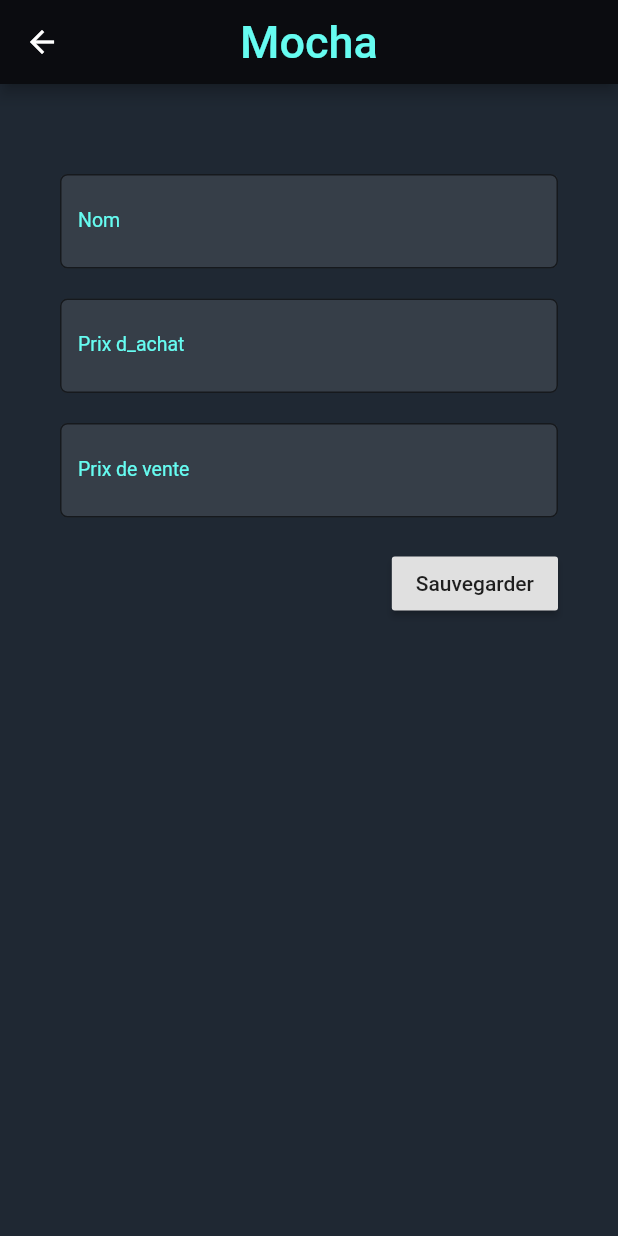
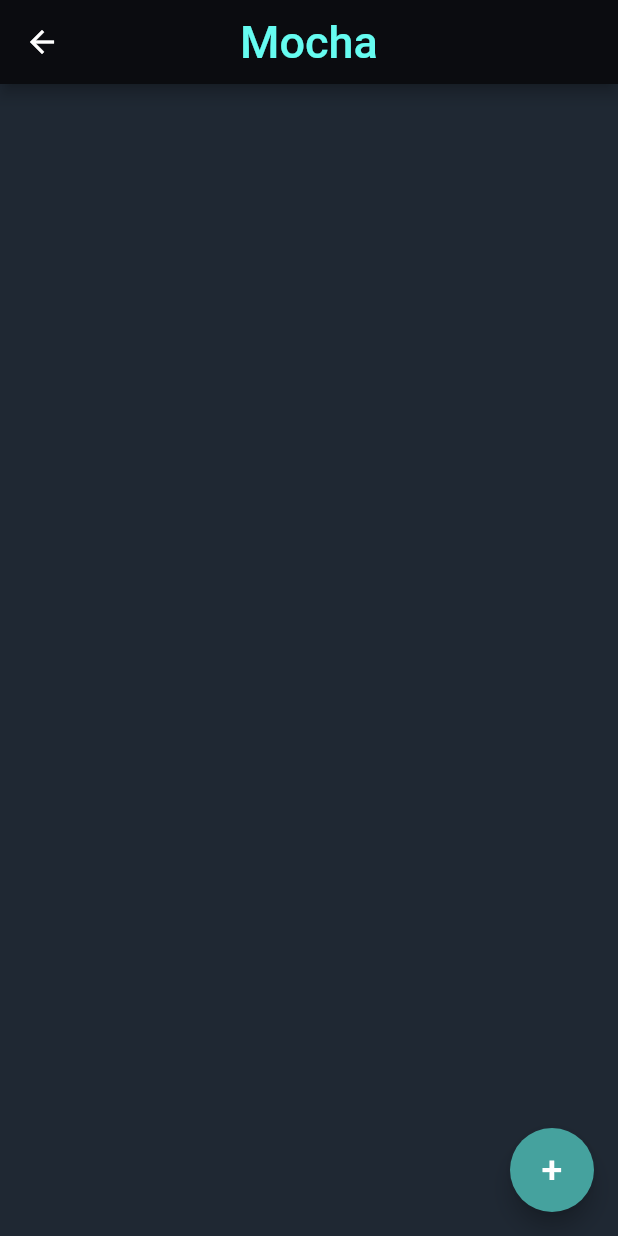
Before and after one commit to BenaliSaidi/Mocha, a Flutter app: the screen it shows after launch, after a tap on "Produits", on a phone screen of 412 x 824 dp. Run offline on Flutter 3.47's test engine with Material 2 defaults, Android fonts, the phone set to English and light mode, and no system bars; our stand-ins replace hive, hive_flutter; accounts and stored records are empty; generated files the repository leaves out were written again.

Commit message:
display the list of product

```diff
--- a/lib/addnewproduct.dart
+++ b/lib/addnewproduct.dart
@@ -126,12 +126,16 @@ class _AddProductState extends State<AddProduct> {
                   ),
                   SizedBox( height: 20),
                   RaisedButton(
+                    color: Color(0xFF66FCF1) ,
+                    padding: EdgeInsets.fromLTRB(10, 15, 10, 15),
                     onPressed: (){
                       _formKey.currentState.save();
                       final newproduct = NewProduct(_name, int.parse(_sellingPrice) , int.parse(_buyingPrice));
                       addNewProduct(newproduct);
+                      _formKey.currentState.reset();
                     },
-                    child: Text('Sauvegarder'),
+                    child: Text('Sauvegarder' ,
+                        style: TextStyle(fontSize: 20  )),
                   )
 
                 ],
--- /dev/null
+++ b/lib/displayProductList.dart
@@ -0,0 +1,64 @@
+import 'package:flutter/material.dart';
+import 'package:hive/hive.dart';
+import 'package:hive_flutter/hive_flutter.dart';
+import 'package:mocha/addnewproduct.dart';
+import 'package:mocha/model/productList.dart';
+
+// ignore: camel_case_types
+class productList extends StatelessWidget {
+  const productList({
+    Key key,
+  }) : super(key: key);
+  @override
+  Widget build(BuildContext context) {
+    return Scaffold(
+      backgroundColor: Color(0xFF1F2833),
+      appBar: AppBar(
+      title: Text(
+      'Mocha',
+      style: TextStyle(
+      fontSize: 30 , color: Color(0xFF66FCF1)
+      ),),
+      centerTitle: true,
+      backgroundColor: Color(0xFF0B0C10),
+      ),
+      body: Column(
+          children: [
+            Expanded(child: _buildListView()),
+          ],
+        ),
+      floatingActionButton: FloatingActionButton(
+          backgroundColor: Color(0xFF45A29E) ,
+          child: Text('+' , style: TextStyle(fontSize: 25),),
+          onPressed:(){
+            Navigator.push(
+              context,
+              MaterialPageRoute(builder: (context) => AddProduct()),
+            );
+          }
+      ),
+      );
+  }
+  // ignore: missing_return
+  Widget _buildListView() {
+    return ValueListenableBuilder(
+      valueListenable: Hive.box('product').listenable(),
+      builder: (context, box, widget) {
+        return ListView.builder(
+          itemCount: Hive.box('product').length,
+          itemBuilder: (context, index) {
+            final contact = Hive.box('product').getAt(index) as NewProduct;
+            return Column(
+              children: [
+                ListTile(
+                  title: Text(contact.name,style: TextStyle(fontSize: 20 , color: Colors.grey),),
+                  subtitle: Text(contact.sellingPrice.toString() ,style: TextStyle(fontSize: 20 , color: Colors.grey)),
+                ),
+              ],
+            );
+          },
+        );
+      },
+    );
+  }
+}
--- a/lib/home.dart
+++ b/lib/home.dart
@@ -1,5 +1,5 @@
 import 'package:flutter/material.dart';
-import 'package:mocha/addnewproduct.dart';
+import 'package:mocha/displayProductList.dart';
 
 void main() => runApp(MaterialApp(home: Home(),));
 
@@ -21,14 +21,6 @@ class Home extends StatelessWidget {
         mainAxisAlignment: MainAxisAlignment.center,
         crossAxisAlignment: CrossAxisAlignment.stretch,
         children: [
-          // Container(
-          //   margin: EdgeInsets.fromLTRB(0, 0, 0 , 20),
-          //   child: Icon(
-          //     Icons.emoji_food_beverage_outlined,
-          //     size: 150,
-          //     color: Color(0xFF66FCF1),
-          //   ),
-          // ),
           Container(
             margin: EdgeInsets.fromLTRB(30, 0, 30 , 0),
             child: OutlineButton(
@@ -42,7 +34,7 @@ class Home extends StatelessWidget {
               onPressed: () {
                 Navigator.push(
                   context,
-                  MaterialPageRoute(builder: (context) => AddProduct()),
+                  MaterialPageRoute(builder: (context) => productList()),
                 );
                 print("HELLO");
               },
--- a/lib/main.dart
+++ b/lib/main.dart
@@ -5,6 +5,7 @@ import 'package:flutter/cupertino.dart';
 import 'package:flutter/widgets.dart';
 import 'package:hive/hive.dart';
 import 'package:mocha/model/productList.dart';
+import 'package:mocha/displayProductList.dart';
 import 'package:path_provider/path_provider.dart' as path_provider;
 
 
@@ -21,6 +22,8 @@ void main() async {
     routes: {
       '/home' : (context) => Home(),
       '/addnewproduct' : (context) => AddProduct(),
+      '/displayProductList' : (context) => productList(),
+
     },
   ),
   );
```
